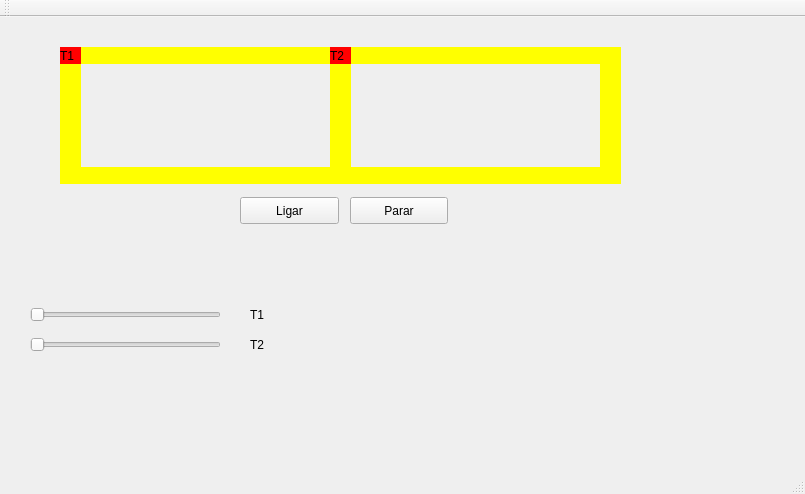
This is mainwindow.ui in rodrigofnobrega/projeto_trem_so as Qt 5 draws it before an edit. The edited form follows.
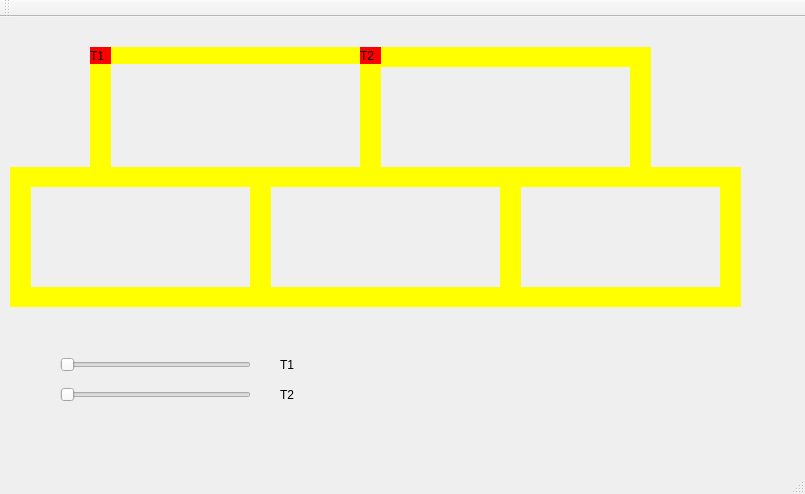
This is the edited form.

```diff
--- a/mainwindow.ui
+++ b/mainwindow.ui
@@ -17,7 +17,7 @@
    <widget class="QLabel" name="label_trem1">
     <property name="geometry">
      <rect>
-      <x>60</x>
+      <x>90</x>
       <y>30</y>
       <width>21</width>
       <height>17</height>
@@ -33,9 +33,9 @@
    <widget class="QLabel" name="label_trilho1">
     <property name="geometry">
      <rect>
-      <x>80</x>
+      <x>110</x>
       <y>30</y>
-      <width>250</width>
+      <width>271</width>
       <height>17</height>
      </rect>
     </property>
@@ -49,10 +49,10 @@
    <widget class="QLabel" name="label_trilho2">
     <property name="geometry">
      <rect>
-      <x>80</x>
+      <x>110</x>
       <y>150</y>
       <width>250</width>
-      <height>17</height>
+      <height>20</height>
      </rect>
     </property>
     <property name="styleSheet">
@@ -65,10 +65,10 @@
    <widget class="QLabel" name="label_trilho3">
     <property name="geometry">
      <rect>
-      <x>330</x>
-      <y>30</y>
+      <x>360</x>
+      <y>46</y>
       <width>21</width>
-      <height>137</height>
+      <height>124</height>
      </rect>
     </property>
     <property name="styleSheet">
@@ -81,10 +81,10 @@
    <widget class="QLabel" name="label_trilho4">
     <property name="geometry">
      <rect>
-      <x>60</x>
+      <x>90</x>
       <y>30</y>
       <width>21</width>
-      <height>137</height>
+      <height>140</height>
      </rect>
     </property>
     <property name="styleSheet">
@@ -94,39 +94,13 @@
      <string/>
     </property>
    </widget>
-   <widget class="QPushButton" name="pushButton">
-    <property name="geometry">
-     <rect>
-      <x>240</x>
-      <y>180</y>
-      <width>99</width>
-      <height>27</height>
-     </rect>
-    </property>
-    <property name="text">
-     <string>Ligar</string>
-    </property>
-   </widget>
-   <widget class="QPushButton" name="pushButton_2">
-    <property name="geometry">
-     <rect>
-      <x>350</x>
-      <y>180</y>
-      <width>98</width>
-      <height>27</height>
-     </rect>
-    </property>
-    <property name="text">
-     <string>Parar</string>
-    </property>
-   </widget>
    <widget class="QLabel" name="label_trilho4_2">
     <property name="geometry">
      <rect>
-      <x>600</x>
+      <x>630</x>
       <y>30</y>
       <width>21</width>
-      <height>137</height>
+      <height>140</height>
      </rect>
     </property>
     <property name="styleSheet">
@@ -139,10 +113,10 @@
    <widget class="QLabel" name="label_trilho1_2">
     <property name="geometry">
      <rect>
-      <x>350</x>
+      <x>379</x>
       <y>30</y>
-      <width>250</width>
-      <height>17</height>
+      <width>251</width>
+      <height>20</height>
      </rect>
     </property>
     <property name="styleSheet">
@@ -155,10 +129,10 @@
    <widget class="QLabel" name="label_trilho2_2">
     <property name="geometry">
      <rect>
-      <x>350</x>
+      <x>380</x>
       <y>150</y>
-      <width>250</width>
-      <height>17</height>
+      <width>251</width>
+      <height>20</height>
      </rect>
     </property>
     <property name="styleSheet">
@@ -171,7 +145,7 @@
    <widget class="QLabel" name="label_trem2">
     <property name="geometry">
      <rect>
-      <x>330</x>
+      <x>360</x>
       <y>30</y>
       <width>21</width>
       <height>17</height>
@@ -187,8 +161,8 @@
    <widget class="QSlider" name="slider_trem_2">
     <property name="geometry">
      <rect>
-      <x>30</x>
-      <y>320</y>
+      <x>60</x>
+      <y>370</y>
       <width>191</width>
       <height>16</height>
      </rect>
@@ -200,8 +174,8 @@
    <widget class="QLabel" name="label_slider_trem1">
     <property name="geometry">
      <rect>
-      <x>250</x>
-      <y>290</y>
+      <x>280</x>
+      <y>340</y>
       <width>16</width>
       <height>16</height>
      </rect>
@@ -213,8 +187,8 @@
    <widget class="QLabel" name="label_selider_trem2">
     <property name="geometry">
      <rect>
-      <x>250</x>
-      <y>320</y>
+      <x>280</x>
+      <y>370</y>
       <width>16</width>
       <height>16</height>
      </rect>
@@ -226,8 +200,8 @@
    <widget class="QSlider" name="slider_trem_1">
     <property name="geometry">
      <rect>
-      <x>30</x>
-      <y>290</y>
+      <x>60</x>
+      <y>340</y>
       <width>191</width>
       <height>16</height>
      </rect>
@@ -236,6 +210,150 @@
      <enum>Qt::Horizontal</enum>
     </property>
    </widget>
+   <widget class="QLabel" name="label_trilho2_3">
+    <property name="geometry">
+     <rect>
+      <x>650</x>
+      <y>150</y>
+      <width>90</width>
+      <height>20</height>
+     </rect>
+    </property>
+    <property name="styleSheet">
+     <string notr="true">QLabel { background: yellow}</string>
+    </property>
+    <property name="text">
+     <string/>
+    </property>
+   </widget>
+   <widget class="QLabel" name="label_trilho4_3">
+    <property name="geometry">
+     <rect>
+      <x>720</x>
+      <y>150</y>
+      <width>21</width>
+      <height>137</height>
+     </rect>
+    </property>
+    <property name="styleSheet">
+     <string notr="true">QLabel { background: yellow}</string>
+    </property>
+    <property name="text">
+     <string/>
+    </property>
+   </widget>
+   <widget class="QLabel" name="label_trilho3_1">
+    <property name="geometry">
+     <rect>
+      <x>500</x>
+      <y>270</y>
+      <width>241</width>
+      <height>20</height>
+     </rect>
+    </property>
+    <property name="styleSheet">
+     <string notr="true">QLabel { background: yellow}</string>
+    </property>
+    <property name="text">
+     <string/>
+    </property>
+   </widget>
+   <widget class="QLabel" name="label_trilho4_4">
+    <property name="geometry">
+     <rect>
+      <x>500</x>
+      <y>170</y>
+      <width>21</width>
+      <height>101</height>
+     </rect>
+    </property>
+    <property name="styleSheet">
+     <string notr="true">QLabel { background: yellow}</string>
+    </property>
+    <property name="text">
+     <string/>
+    </property>
+   </widget>
+   <widget class="QLabel" name="label_trilho3_2">
+    <property name="geometry">
+     <rect>
+      <x>270</x>
+      <y>270</y>
+      <width>231</width>
+      <height>20</height>
+     </rect>
+    </property>
+    <property name="styleSheet">
+     <string notr="true">QLabel { background: yellow}</string>
+    </property>
+    <property name="text">
+     <string/>
+    </property>
+   </widget>
+   <widget class="QLabel" name="label_trilho3_3">
+    <property name="geometry">
+     <rect>
+      <x>30</x>
+      <y>270</y>
+      <width>221</width>
+      <height>20</height>
+     </rect>
+    </property>
+    <property name="styleSheet">
+     <string notr="true">QLabel { background: yellow}</string>
+    </property>
+    <property name="text">
+     <string/>
+    </property>
+   </widget>
+   <widget class="QLabel" name="label_trilho4_5">
+    <property name="geometry">
+     <rect>
+      <x>250</x>
+      <y>169</y>
+      <width>21</width>
+      <height>121</height>
+     </rect>
+    </property>
+    <property name="styleSheet">
+     <string notr="true">QLabel { background: yellow}</string>
+    </property>
+    <property name="text">
+     <string/>
+    </property>
+   </widget>
+   <widget class="QLabel" name="label_trilho4_6">
+    <property name="geometry">
+     <rect>
+      <x>10</x>
+      <y>150</y>
+      <width>21</width>
+      <height>140</height>
+     </rect>
+    </property>
+    <property name="styleSheet">
+     <string notr="true">QLabel { background: yellow}</string>
+    </property>
+    <property name="text">
+     <string/>
+    </property>
+   </widget>
+   <widget class="QLabel" name="label_trilho2_0">
+    <property name="geometry">
+     <rect>
+      <x>30</x>
+      <y>150</y>
+      <width>61</width>
+      <height>20</height>
+     </rect>
+    </property>
+    <property name="styleSheet">
+     <string notr="true">QLabel { background: yellow}</string>
+    </property>
+    <property name="text">
+     <string/>
+    </property>
+   </widget>
    <zorder>label_trilho1</zorder>
    <zorder>label_trilho2</zorder>
    <zorder>label_trilho3</zorder>
```
Left out of the diff: 11 changed lines with no effect on the pictures.
